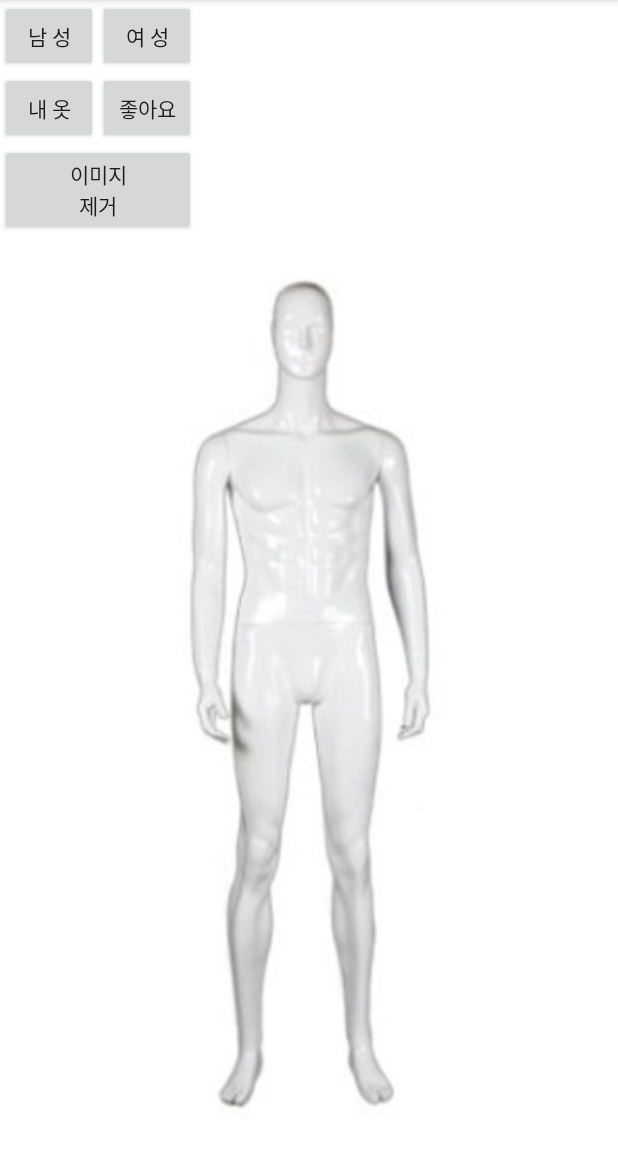
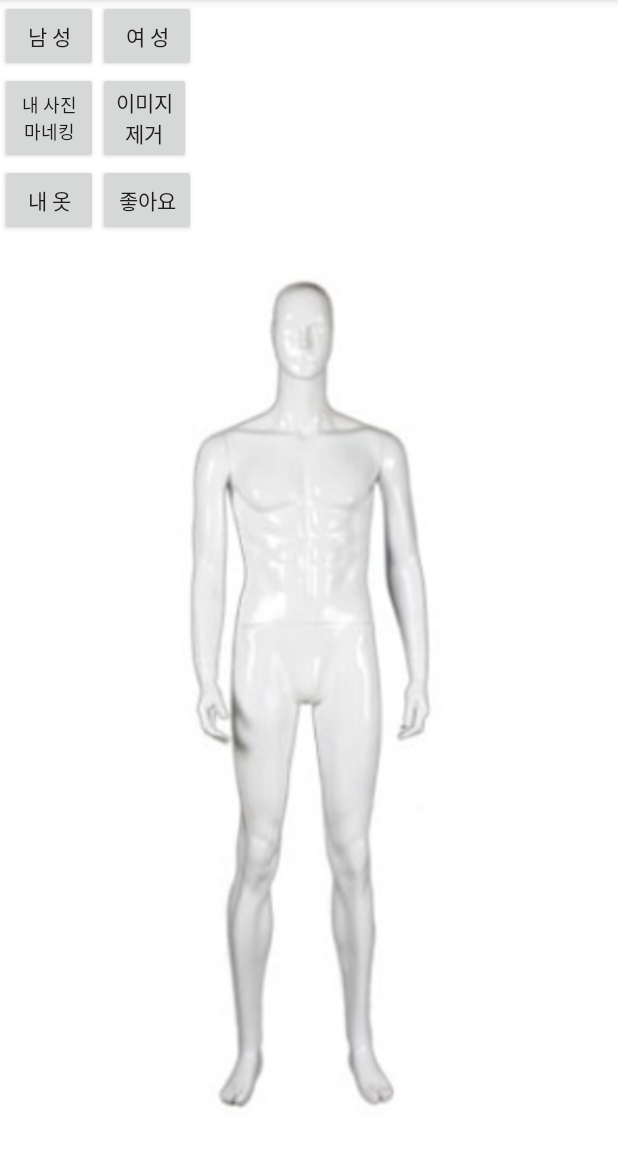
Before and after one commit to kjh42447/fashionboomerandroid, an Android app: the screen it shows after launch (MainActivity), on a phone screen of 412 x 824 dp, the part 84-1236 px from its top. Run offline under Robolectric (Android 15) with nearby library versions, the phone set to English and light mode, and no system bars; pictures from the network do not load; 1 statement that could not run was skipped.

```diff
--- a/app/src/main/java/com/capstone/fashionboomerandroid/MainActivity.java
+++ b/app/src/main/java/com/capstone/fashionboomerandroid/MainActivity.java
@@ -6,10 +6,12 @@ import androidx.constraintlayout.widget.ConstraintLayout;
 import androidx.core.app.ActivityCompat;
 
 import android.Manifest;
+import android.content.Intent;
 import android.graphics.Bitmap;
 import android.graphics.BitmapFactory;
 import android.graphics.Matrix;
 import android.graphics.PointF;
+import android.net.Uri;
 import android.os.Bundle;
 import android.os.Environment;
 import android.os.Handler;
@@ -46,6 +48,8 @@ public class MainActivity extends AppCompatActivity implements View.OnClickListe
 
     private final MainActivity mainActivity = this;
 
+    private final int GET_GALLERY_IMAGE = 200;
+
     private DataModel.PageData closets;
     private List<MatrixImage> matrixImages = new ArrayList<>();
     private List<ImageView> myImageViews = new ArrayList<>();
@@ -54,11 +58,12 @@ public class MainActivity extends AppCompatActivity implements View.OnClickListe
     private List<MatrixImage> likeNukkiImageViews = new ArrayList<>();
     private ImageView maleImage;
     private ImageView femaleImage;
-    private ImageView testImage;
+    private ImageView myBodyImage;
 
     private Button button1;
     private Button maleButton;
     private Button femaleButton;
+    private Button myBodyButton;
     private Button myClosetButton;
     private Button likeClosetButton;
 
@@ -84,10 +89,12 @@ public class MainActivity extends AppCompatActivity implements View.OnClickListe
         // ID
         maleImage = (ImageView) findViewById(R.id.maleImage);
         femaleImage = (ImageView) findViewById(R.id.femaleImage);
+        myBodyImage = (ImageView) findViewById(R.id.myBodyImage);
 
         button1 = (Button) findViewById(R.id.button1);
         maleButton = (Button) findViewById(R.id.maleButton);
         femaleButton = (Button) findViewById(R.id.femaleButton);
+        myBodyButton = (Button) findViewById(R.id.myBodyButton);
         myClosetButton = (Button) findViewById(R.id.myClosetButton);
         likeClosetButton = (Button) findViewById(R.id.likeClosetButton);
 
@@ -180,6 +187,7 @@ public class MainActivity extends AppCompatActivity implements View.OnClickListe
             @Override
             public void onClick(View view) {
                 femaleImage.setVisibility(View.GONE);
+                myBodyImage.setVisibility(View.GONE);
                 maleImage.setVisibility(View.VISIBLE);
             }
         });
@@ -187,7 +195,19 @@ public class MainActivity extends AppCompatActivity implements View.OnClickListe
             @Override
             public void onClick(View view) {
                 maleImage.setVisibility(View.GONE);
+                myBodyImage.setVisibility(View.GONE);
                 femaleImage.setVisibility(View.VISIBLE);
+            }
+        });
+        myBodyButton.setOnClickListener(new View.OnClickListener() {
+            @Override
+            public void onClick(View view) {
+                maleImage.setVisibility(View.GONE);
+                femaleImage.setVisibility(View.GONE);
+                Intent intent = new Intent(Intent.ACTION_PICK);
+                intent.setDataAndType(android.provider.MediaStore.Images.Media.EXTERNAL_CONTENT_URI, "image/*");
+                startActivityForResult(intent, GET_GALLERY_IMAGE);
+                myBodyImage.setVisibility(View.VISIBLE);
             }
         });
         myClosetButton.setOnClickListener(new View.OnClickListener() {
@@ -371,4 +391,24 @@ public class MainActivity extends AppCompatActivity implements View.OnClickListe
         }
     }
 
+    @Override
+    protected void onActivityResult(int requestCode, int resultCode, Intent data) {
+        // Check which request we're responding to
+        if (requestCode == GET_GALLERY_IMAGE) {
+            // Make sure the request was successful
+            if (resultCode == RESULT_OK) {
+                try {
+                    // 선택한 이미지에서 비트맵 생성
+                    InputStream in = getContentResolver().openInputStream(data.getData());
+                    Bitmap img = BitmapFactory.decodeStream(in);
+                    in.close();
+                    // 이미지 표시
+                    myBodyImage.setImageBitmap(img);
+                } catch (Exception e) {
+                    e.printStackTrace();
+                }
+            }
+        }
+    }
+
 }
--- a/app/src/main/res/layout/activity_main.xml
+++ b/app/src/main/res/layout/activity_main.xml
@@ -39,6 +39,31 @@
                     android:text="여 성" />
 
             </LinearLayout>
+
+            <LinearLayout
+                android:orientation="horizontal"
+                android:layout_width="wrap_content"
+                android:layout_height="wrap_content">
+
+                <Button
+                    android:layout_width="65dp"
+                    android:layout_height="match_parent"
+                    android:minWidth="10dp"
+                    android:id="@+id/myBodyButton"
+                    android:fontFamily="@font/bmdohyun"
+                    android:textSize="12dp"
+                    android:text="내 사진\n마네킹" />
+
+                <Button
+                    android:layout_width="match_parent"
+                    android:layout_height="match_parent"
+                    android:id="@+id/button1"
+                    android:minWidth="10dp"
+                    android:fontFamily="@font/bmdohyun"
+                    android:text="이미지\n제거" />
+
+            </LinearLayout>
+
             <LinearLayout
                 android:orientation="horizontal"
                 android:layout_width="wrap_content"
@@ -62,12 +87,6 @@
 
             </LinearLayout>
 
-            <Button
-                android:layout_width="match_parent"
-                android:layout_height="match_parent"
-                android:id="@+id/button1"
-                android:fontFamily="@font/bmdohyun"
-                android:text="이미지\n제거" />
 
         </LinearLayout>
 
@@ -131,6 +150,16 @@
             tools:layout_editor_absoluteX="0dp"
             tools:layout_editor_absoluteY="0dp" />
 
+        <ImageView
+            android:visibility="gone"
+            android:id="@+id/myBodyImage"
+            android:layout_height="match_parent"
+            android:layout_width="match_parent"
+            android:adjustViewBounds="true"
+            tools:ignore="MissingConstraints"
+            tools:layout_editor_absoluteX="0dp"
+            tools:layout_editor_absoluteY="0dp" />
+
 
     </androidx.constraintlayout.widget.ConstraintLayout>
 
```
